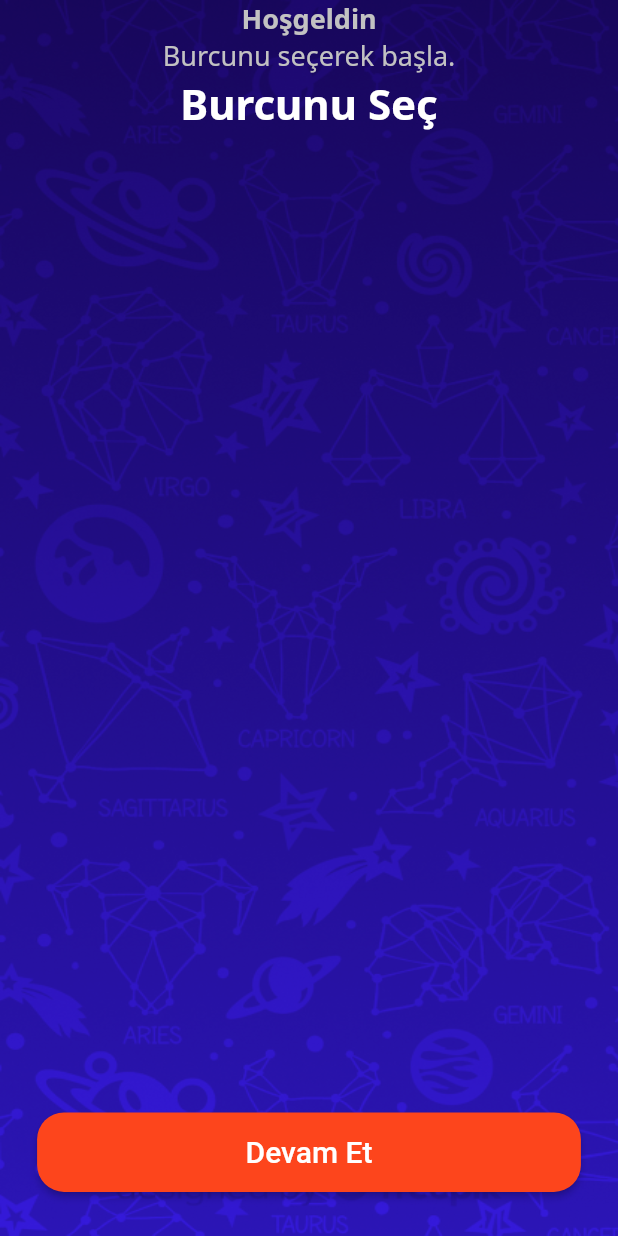
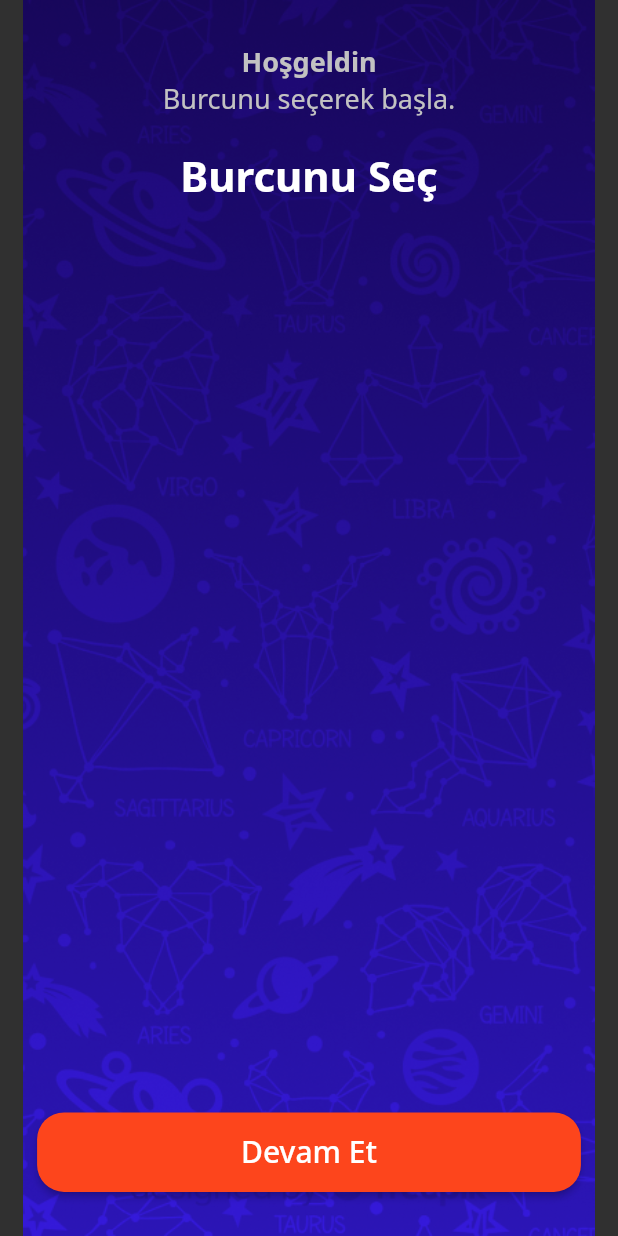
Before and after one commit to ismailcaakir/burc-yorumlar-flutter, a Flutter app: the screen it shows after launch, on a phone screen of 412 x 824 dp. Run offline on Flutter 3.47's test engine with Material 2 defaults, Android fonts, the phone set to English and light mode, and no system bars; our stand-ins replace flutter_svg, google_fonts; network calls fail.

Commit message:
home view finished

```diff
--- a/lib/main.dart
+++ b/lib/main.dart
@@ -1,4 +1,7 @@
 import 'package:flutter/material.dart';
+import 'package:flutter/services.dart';
+import 'package:google_fonts/google_fonts.dart';
+import 'package:gunlukburc/commons/colors.dart';
 import 'package:gunlukburc/views/home/home_view.dart';
 
 void main() {
@@ -11,7 +14,15 @@ class MyApp extends StatelessWidget {
   Widget build(BuildContext context) {
     return MaterialApp(
       title: 'Flutter Demo',
-      theme: ThemeData.dark(),
+      theme: ThemeData(
+        primarySwatch: Colors.amber,
+        textTheme: GoogleFonts.notoSansTextTheme(),
+        colorScheme: ColorScheme.dark(),
+        primaryColor: AppColors.ORANGE,
+        appBarTheme: AppBarTheme(
+          color: AppColors.WHITE,
+        ),
+      ),
       home: HomeView(),
     );
   }
--- a/lib/views/home/components/home_header.dart
+++ b/lib/views/home/components/home_header.dart
@@ -7,6 +7,7 @@ class HomeHeader extends StatelessWidget {
   @override
   Widget build(BuildContext context) {
     return Column(
+      mainAxisAlignment: MainAxisAlignment.center,
       children: [
         Text(
           'Hoşgeldin',
@@ -14,7 +15,8 @@ class HomeHeader extends StatelessWidget {
             fontFamily: GoogleFonts.notoSans().fontFamily,
             fontWeight: FontWeight.bold,
             fontSize: 18,
-                color: AppColors.GREY),
+            color: AppColors.GREY,
+          ),
         ),
         Text(
           'Burcunu seçerek başla.',
@@ -22,15 +24,18 @@ class HomeHeader extends StatelessWidget {
             fontFamily: GoogleFonts.notoSans().fontFamily,
             fontWeight: FontWeight.normal,
             fontSize: 18,
-                color: AppColors.GREY),
+            color: AppColors.GREY,
           ),
+        ),
+        Text(''),
         Text(
           'Burcunu Seç',
           style: TextStyle(
             fontFamily: GoogleFonts.notoSans().fontFamily,
             fontWeight: FontWeight.bold,
             fontSize: 28,
-                color: AppColors.WHITE),
+            color: AppColors.WHITE,
+          ),
         ),
       ],
     );
--- a/lib/views/home/layouts/home_layout.dart
+++ b/lib/views/home/layouts/home_layout.dart
@@ -18,12 +18,11 @@ class HomeLayout extends StatelessWidget {
         decoration: BoxDecoration(
           image: DecorationImage(
             image: AssetImage("assets/images/background/bg.png"),
-            fit: BoxFit.fill,
+            fit: BoxFit.contain,
           ),
         ),
         child: SafeArea(
           child: Column(
-            mainAxisAlignment: MainAxisAlignment.center,
             children: <Widget>[
               Expanded(
                 flex: 2,
```
Lines whose indentation alone changed are shown as unchanged.
